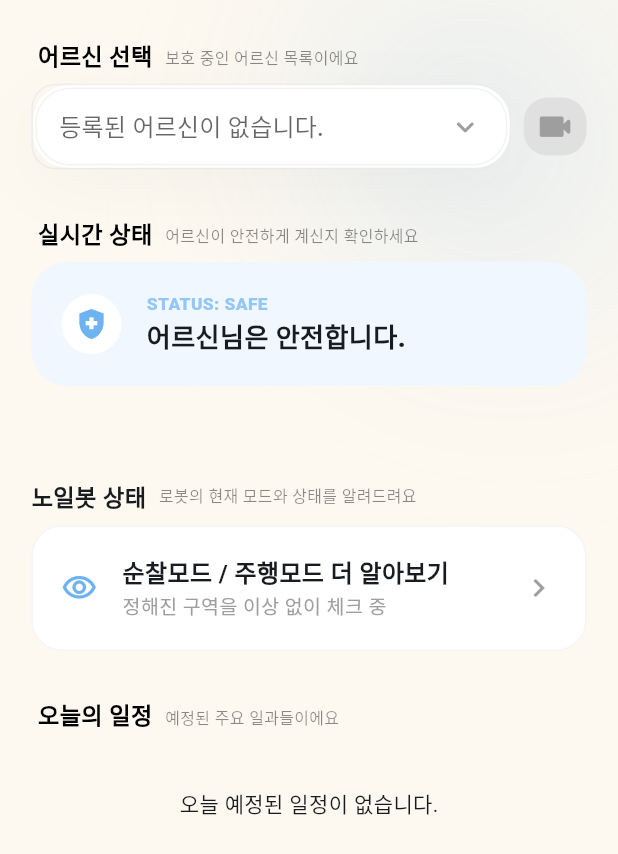
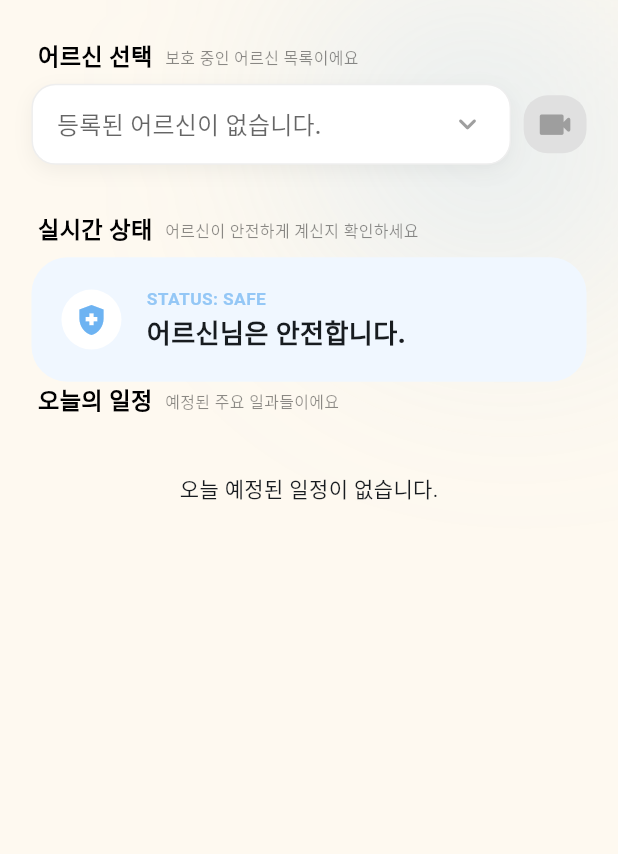
Before and after one commit to 1227wano/No-ill, a Flutter app: the HomeScreen screen opened directly, on a phone screen of 412 x 824 dp. Shown: the top 854 px of the screen. Run offline on Flutter 3.47's test engine with Material 3 defaults, Android fonts, the light colour scheme and no system bars; our stand-ins replace cached_network_image, dio, firebase_core, firebase_messaging, flutter_dotenv, flutter_local_notifications and 5 more; missing offline and left inert: flutter_webrtc, kpostal, openvidu_flutter; accounts and stored records are empty; Roboto replaces fonts that are missing (Pretendard).

Commit message:
style: 패딩 및 전체 스타일 통일 적용

```diff
--- a/noill_app/lib/screens/home/home_screen.dart
+++ b/noill_app/lib/screens/home/home_screen.dart
@@ -18,7 +18,6 @@ import '../../widgets/atoms/light_diffusion_background.dart';
 import '../../widgets/home/event_banner.dart';
 import '../../widgets/home/care_dropdown.dart';
 import '../../widgets/home/status_card.dart';
-import '../../widgets/home/robot_mode.dart';
 import '../../widgets/home/daily_schedule.dart';
 import '../../core/constants/app_constants.dart';
 
@@ -225,6 +224,10 @@ class _HomeScreenState extends ConsumerState<HomeScreen> {
     final selectedPet = ref.watch(selectedPetProvider);
     final hasSelectedPet = selectedPet != null;
 
+    // 가장 최근 사고 데이터 감지 (배너 표시 여부 결정)
+    final latestEvent = ref.watch(latestEventProvider);
+    final hasAccident = latestEvent != null;
+
     return SafeArea(
       child: LightDiffusionBackground(
         child: Scaffold(
@@ -246,11 +249,12 @@ class _HomeScreenState extends ConsumerState<HomeScreen> {
                     SizedBox(height: 32.h),
                     _buildSectionHeader("실시간 상태", "어르신이 안전하게 계신지 확인하세요"),
                     const StatusCard(), // forceWarning 제거 (서버 연동 시)
-                    SizedBox(height: 32.h),
-                    const LatestAccidentBanner(),
-                    SizedBox(height: 32.h),
-                    const RobotSection(),
-                    SizedBox(height: 32.h),
+                    // SizedBox(height: 32.h),
+                    // 🚨 [수정 핵심] 사고가 있을 때만 배너와 간격(SizedBox)을 표시
+                    if (hasAccident) ...[
+                      const LatestAccidentBanner(),
+                      SizedBox(height: 32.h), // 배너가 뜰 때만 이 간격도 생김
+                    ],
                     _buildSectionHeader("오늘의 일정", "예정된 주요 일과들이에요"),
                     const DailyScheduleSection(),
                   ],
--- a/noill_app/lib/screens/main_screen.dart
+++ b/noill_app/lib/screens/main_screen.dart
@@ -87,7 +87,6 @@ class _MainScreenState extends ConsumerState<MainScreen> {
     );
   }
 
-  // main_screen.dart 내부 _showContactSelection 수정
   // main_screen.dart 하단 혹은 내부에 있는 함수
   void _showContactSelection(BuildContext context, WidgetRef ref) {
     // 1. 현재 보호자가 관리 중인 어르신 목록을 가져옵니다.
--- a/noill_app/lib/screens/schedule/schedule_main_screen.dart
+++ b/noill_app/lib/screens/schedule/schedule_main_screen.dart
@@ -5,7 +5,6 @@ import 'package:noill_app/core/constants/color_constants.dart';
 import 'package:noill_app/screens/schedule/schedule_form_sheet.dart';
 import 'package:table_calendar/table_calendar.dart';
 import 'package:flutter_screenutil/flutter_screenutil.dart';
-import '../../core/constants/app_constants.dart';
 import '../../models/schedule_model.dart';
 import '../../providers/schedule_provider.dart';
 
--- a/noill_app/lib/widgets/home/care_dropdown.dart
+++ b/noill_app/lib/widgets/home/care_dropdown.dart
@@ -2,7 +2,7 @@ import 'package:flutter/material.dart';
 import 'package:flutter_riverpod/flutter_riverpod.dart';
 import 'package:noill_app/core/constants/color_constants.dart';
 import '../../providers/care_provider.dart';
-import '../atoms/custom_card.dart';
+// import '../atoms/custom_card.dart';
 
 class CareDropdown extends ConsumerWidget {
   const CareDropdown({super.key});
@@ -17,24 +17,30 @@ class CareDropdown extends ConsumerWidget {
     final selectedCare = ref.watch(selectedPetProvider);
     final selectedId = ref.watch(selectedPetIdProvider);
 
-    // 🎯 [수정 1] 선택 여부 판단
+    // 선택 여부 판단
     final bool isSelected = selectedId != null && selectedId.isNotEmpty;
 
     return Container(
-      // 🎯 [수정 2] 선택 시 테두리 색상과 두께를 동적으로 변경
+      // 선택 시 테두리 색상과 두께를 동적으로 변경
       decoration: BoxDecoration(
         borderRadius: BorderRadius.circular(16), // CustomCard와 동일한 라운드값
         border: Border.all(
           color: isSelected ? NoIllColors.primary : Colors.grey.shade200,
           width: isSelected ? 2.0 : 1.0,
         ),
+        boxShadow: [
+          BoxShadow(
+            color: Colors.black.withOpacity(0.05),
+            blurRadius: 10,
+            offset: const Offset(0, 4),
           ),
-      child: CustomCard(
-        padding: const EdgeInsets.symmetric(horizontal: 16, vertical: 2),
+        ],
+        color: Colors.white,
+      ),
       child: DropdownButtonHideUnderline(
         child: careList.when(
           data: (list) {
-              // ✅ 방어 코드: 목록이 비어있지 않은데 선택된 ID가 없다면 첫 번째 항목을 기본값으로 설정
+            // 목록이 비어있지 않은데 선택된 ID가 없다면 첫 번째 항목을 기본값으로 설정
             // (이미 provider에서 처리 중이라면 생략 가능하지만 UI 안정성을 위해 권장)
             final String? currentId =
                 (selectedId != null && selectedId.isNotEmpty)
@@ -42,6 +48,7 @@ class CareDropdown extends ConsumerWidget {
                 : selectedCare?.petId;
 
             return DropdownButton<String>(
+              padding: const EdgeInsets.symmetric(horizontal: 16, vertical: 2),
               // 🎯 핵심: 이 value가 list 내의 특정 petId와 '완벽하게' 일치해야 화면이 바뀝니다.
               value: (currentId == null || currentId.isEmpty)
                   ? null
@@ -62,7 +69,7 @@ class CareDropdown extends ConsumerWidget {
                     "${pet.careName} (${pet.petId})",
                     style: TextStyle(
                       fontSize: 16,
-                        // 🎯 [수정 4] 선택된 텍스트 강조
+                      // 선택된 텍스트 강조
                       fontWeight: isSelected && currentId == pet.petId
                           ? FontWeight.w700
                           : FontWeight.w500,
@@ -76,7 +83,7 @@ class CareDropdown extends ConsumerWidget {
               onChanged: (id) {
                 if (id != null) {
                   print("✅ 선택된 어르신 ID: $id");
-                    // 🎯 selectedPetProvider를 직접 업데이트 (selectedPetIdProvider는 파생 Provider)
+                  // selectedPetProvider를 직접 업데이트 (selectedPetIdProvider는 파생 Provider)
                   final pickedPet = list.firstWhere((p) => p.petId == id);
                   ref.read(selectedPetProvider.notifier).update(pickedPet);
                 }
@@ -101,7 +108,6 @@ class CareDropdown extends ConsumerWidget {
           ),
         ),
       ),
-      ),
     );
   }
 }
--- a/noill_app/lib/widgets/home/robot_mode.dart
+++ /dev/null
@@ -1,158 +0,0 @@
-// 로봇 모드 설명
-import 'package:flutter/material.dart';
-import 'package:flutter_riverpod/flutter_riverpod.dart';
-import 'package:flutter_screenutil/flutter_screenutil.dart';
-import '../../core/constants/color_constants.dart';
-import '../../providers/care_provider.dart';
-
-class RobotSection extends ConsumerWidget {
-  const RobotSection({super.key});
-
-  @override
-  Widget build(BuildContext context, WidgetRef ref) {
-    final selectedCare = ref.watch(selectedPetProvider);
-    final robotName = selectedCare?.petName ?? '노일봇';
-
-    return Column(
-      crossAxisAlignment: CrossAxisAlignment.start,
-      children: [
-        _buildSectionHeader("$robotName 상태", "로봇의 현재 모드와 상태를 알려드려요"),
-        SizedBox(height: 8.h),
-        _buildModeButton(context, "순찰모드"),
-      ],
-    );
-  }
-
-  // 로봇 섹션 전용 헤더 (HomeScreen의 것과 동일한 스타일)
-  Widget _buildSectionHeader(String title, String subtitle) {
-    return Row(
-      children: [
-        Text(
-          title,
-          style: TextStyle(fontSize: 16.sp, fontWeight: FontWeight.w800),
-        ),
-        SizedBox(width: 8.w),
-        Text(
-          subtitle,
-          style: TextStyle(fontSize: 11.sp, color: Colors.black45),
-        ),
-      ],
-    );
-  }
-
-  Widget _buildRobotIcon() {
-    return Container(
-      width: 50.w,
-      height: 50.w,
-      decoration: BoxDecoration(
-        color: NoIllColors.primary.withOpacity(0.1),
-        shape: BoxShape.circle,
-      ),
-      child: const Icon(Icons.smart_toy_rounded, color: NoIllColors.primary),
-    );
-  }
-
-  Widget _buildStatusTag(IconData icon, String label, Color color) {
-    return Row(
-      children: [
-        Icon(icon, size: 14.sp, color: color),
-        SizedBox(width: 2.w),
-        Text(
-          label,
-          style: TextStyle(
-            fontSize: 12.sp,
-            color: color,
-            fontWeight: FontWeight.w600,
-          ),
-        ),
-      ],
-    );
-  }
-
-  Widget _buildModeButton(BuildContext context, String currentMode) {
-    return InkWell(
-      onTap: () => _showModeBottomSheet(context, currentMode),
-      child: Container(
-        padding: EdgeInsets.all(18.w),
-        decoration: BoxDecoration(
-          color: Colors.white,
-          borderRadius: BorderRadius.circular(20),
-          border: Border.all(color: Colors.grey.shade100),
-        ),
-        child: Row(
-          children: [
-            const Icon(Icons.visibility_outlined, color: NoIllColors.primary),
-            SizedBox(width: 16.w),
-            const Column(
-              crossAxisAlignment: CrossAxisAlignment.start,
-              children: [
-                Text(
-                  "순찰모드 / 주행모드 더 알아보기",
-                  style: TextStyle(fontWeight: FontWeight.bold, fontSize: 16),
-                ),
-                Text(
-                  "정해진 구역을 이상 없이 체크 중",
-                  style: TextStyle(color: Colors.grey, fontSize: 13),
-                ),
-              ],
-            ),
-            const Spacer(),
-            const Icon(Icons.keyboard_arrow_right, color: Colors.grey),
-          ],
-        ),
-      ),
-    );
-  }
-
-  void _showModeBottomSheet(BuildContext context, String currentMode) {
-    showModalBottomSheet(
-      context: context,
-      backgroundColor: Colors.white,
-      shape: const RoundedRectangleBorder(
-        borderRadius: BorderRadius.vertical(top: Radius.circular(30)),
-      ),
-      builder: (context) => _buildBottomSheetContent(currentMode),
-    );
-  }
-
-  Widget _buildBottomSheetContent(String currentMode) {
-    return Padding(
-      padding: const EdgeInsets.all(24.0),
-      child: Column(
-        mainAxisSize: MainAxisSize.min,
-        children: [
-          const Text(
-            "기기 모드 조회",
-            style: TextStyle(fontSize: 20, fontWeight: FontWeight.bold),
-          ),
-          const SizedBox(height: 20),
-          _buildModeItem("순찰모드", "이상 징후를 체크합니다.", Icons.visibility, true),
-          _buildModeItem("주행모드", "어르신을 따라다닙니다.", Icons.directions_run, false),
-        ],
-      ),
-    );
-  }
-
-  Widget _buildModeItem(
-    String title,
-    String desc,
-    IconData icon,
-    bool isSelected,
-  ) {
-    return ListTile(
-      leading: Icon(
-        icon,
-        color: isSelected ? NoIllColors.primary : Colors.grey,
-      ),
-      title: Text(
-        title,
-        style: TextStyle(
-          color: isSelected ? NoIllColors.primary : Colors.black,
-          fontWeight: FontWeight.bold,
-        ),
-      ),
-      subtitle: Text(desc),
-      selected: isSelected,
-    );
-  }
-}
--- a/noill_app/lib/widgets/home/status_card.dart
+++ b/noill_app/lib/widgets/home/status_card.dart
@@ -63,7 +63,7 @@ class StatusCard extends ConsumerWidget {
                 isWarning ? "STATUS: WARNING" : "STATUS: SAFE",
                 style: TextStyle(
                   fontSize: 12.sp,
-                  fontWeight: FontWeight.w900,
+                  fontWeight: FontWeight.w700,
                   color: pointColor.withOpacity(0.7),
                 ),
               ),
--- a/noill_app/lib/widgets/molecules/bottom_nav_bar.dart
+++ b/noill_app/lib/widgets/molecules/bottom_nav_bar.dart
@@ -17,7 +17,7 @@ class CustomBottomNavBar extends StatelessWidget {
   Widget build(BuildContext context) {
     return Container(
       // ✅ 2. 바닥 밀착: 하단 여백을 30에서 12로 줄여 바닥에 더 붙어 보이게 조정
-      margin: const EdgeInsets.fromLTRB(20, 0, 20, 12),
+      margin: const EdgeInsets.fromLTRB(10, 10, 10, 12),
       height: 64, // 높이를 약간 슬림하게 조정
       decoration: BoxDecoration(
         color: Colors.white,
```
Also changed, not shown: noill_app/lib/screens/settings/settings_screen.dart (+3 -4 lines), noill_app/lib/widgets/molecules/main_app_bar.dart (+6 -2 lines). Lines whose indentation alone changed are shown as unchanged.
